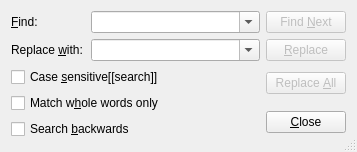
First picture: the form in src/frontends/qt4/ui/SearchUi.ui, repository cburschka/lyx, before the edit.
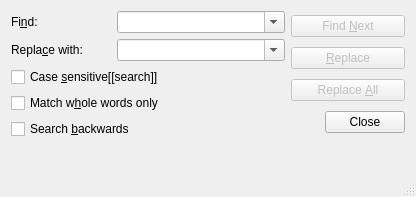
Second picture: the form after the edit.

Commit message: QDialogButtonBox for the remaining dialogs.

Diff of the .ui file:
```diff
--- a/src/frontends/qt4/ui/SearchUi.ui
+++ b/src/frontends/qt4/ui/SearchUi.ui
@@ -5,8 +5,8 @@
    <rect>
     <x>0</x>
     <y>0</y>
-    <width>357</width>
-    <height>152</height>
+    <width>416</width>
+    <height>197</height>
    </rect>
   </property>
   <property name="windowTitle">
@@ -15,24 +15,18 @@
   <property name="sizeGripEnabled">
    <bool>true</bool>
   </property>
-  <layout class="QGridLayout">
-   <property name="margin">
-    <number>11</number>
-   </property>
-   <property name="spacing">
-    <number>6</number>
-   </property>
+  <layout class="QGridLayout" name="gridLayout">
    <item row="0" column="0">
     <widget class="QLabel" name="findLA">
      <property name="text">
-      <string>&amp;Find:</string>
+      <string>Fi&amp;nd:</string>
      </property>
      <property name="buddy">
       <cstring>findCO</cstring>
      </property>
     </widget>
    </item>
-   <item row="0" column="1" colspan="2">
+   <item row="0" column="2" colspan="2">
     <widget class="QComboBox" name="findCO">
      <property name="sizePolicy">
       <sizepolicy hsizetype="MinimumExpanding" vsizetype="Fixed">
@@ -60,17 +54,61 @@
      </property>
     </widget>
    </item>
-   <item row="1" column="0">
+   <item row="0" column="4" rowspan="5">
+    <layout class="QVBoxLayout" name="verticalLayout">
+     <item>
+      <widget class="QPushButton" name="findPB">
+       <property name="enabled">
+        <bool>false</bool>
+       </property>
+       <property name="text">
+        <string>Find &amp;Next</string>
+       </property>
+       <property name="default">
+        <bool>true</bool>
+       </property>
+      </widget>
+     </item>
+     <item>
+      <widget class="QPushButton" name="replacePB">
+       <property name="enabled">
+        <bool>false</bool>
+       </property>
+       <property name="text">
+        <string>&amp;Replace</string>
+       </property>
+      </widget>
+     </item>
+     <item>
+      <widget class="QPushButton" name="replaceallPB">
+       <property name="enabled">
+        <bool>false</bool>
+       </property>
+       <property name="text">
+        <string>Replace &amp;All</string>
+       </property>
+      </widget>
+     </item>
+     <item>
+      <widget class="QDialogButtonBox" name="buttonBox">
+       <property name="standardButtons">
+        <set>QDialogButtonBox::Close</set>
+       </property>
+      </widget>
+     </item>
+    </layout>
+   </item>
+   <item row="1" column="0" colspan="2">
     <widget class="QLabel" name="replaceLA">
      <property name="text">
-      <string>Replace &amp;with:</string>
+      <string>Repla&amp;ce with:</string>
      </property>
      <property name="buddy">
       <cstring>replaceCO</cstring>
      </property>
     </widget>
    </item>
-   <item row="1" column="1" colspan="2">
+   <item row="1" column="2" colspan="2">
     <widget class="QComboBox" name="replaceCO">
      <property name="sizePolicy">
       <sizepolicy hsizetype="MinimumExpanding" vsizetype="Fixed">
@@ -95,114 +133,74 @@
      </property>
     </widget>
    </item>
-   <item row="2" column="0" colspan="2">
+   <item row="2" column="0" colspan="3">
     <widget class="QCheckBox" name="caseCB">
      <property name="text">
       <string>Case &amp;sensitive[[search]]</string>
      </property>
     </widget>
    </item>
-   <item row="3" column="0" rowspan="2" colspan="2">
+   <item row="2" column="3">
+    <spacer>
+     <property name="orientation">
+      <enum>Qt::Horizontal</enum>
+     </property>
+     <property name="sizeType">
+      <enum>QSizePolicy::Expanding</enum>
+     </property>
+     <property name="sizeHint" stdset="0">
+      <size>
+       <width>20</width>
+       <height>20</height>
+      </size>
+     </property>
+    </spacer>
+   </item>
+   <item row="3" column="0" colspan="3">
     <widget class="QCheckBox" name="wordsCB">
      <property name="text">
       <string>Match w&amp;hole words only</string>
      </property>
     </widget>
    </item>
-   <item row="2" column="2">
-    <spacer>
-     <property name="orientation">
-      <enum>Qt::Horizontal</enum>
-     </property>
-     <property name="sizeType">
-      <enum>QSizePolicy::Expanding</enum>
-     </property>
-     <property name="sizeHint" stdset="0">
-      <size>
-       <width>20</width>
-       <height>20</height>
-      </size>
-     </property>
-    </spacer>
-   </item>
-   <item row="6" column="0" colspan="2">
-    <spacer>
-     <property name="orientation">
-      <enum>Qt::Vertical</enum>
-     </property>
-     <property name="sizeType">
-      <enum>QSizePolicy::Expanding</enum>
-     </property>
-     <property name="sizeHint" stdset="0">
-      <size>
-       <width>20</width>
-       <height>20</height>
-      </size>
-     </property>
-    </spacer>
-   </item>
-   <item row="6" column="3">
-    <spacer>
-     <property name="orientation">
-      <enum>Qt::Vertical</enum>
-     </property>
-     <property name="sizeType">
-      <enum>QSizePolicy::Expanding</enum>
-     </property>
-     <property name="sizeHint" stdset="0">
-      <size>
-       <width>20</width>
-       <height>20</height>
-      </size>
-     </property>
-    </spacer>
-   </item>
-   <item row="0" column="3">
-    <widget class="QPushButton" name="findPB">
-     <property name="enabled">
-      <bool>false</bool>
-     </property>
-     <property name="text">
-      <string>Find &amp;Next</string>
-     </property>
-     <property name="default">
-      <bool>true</bool>
-     </property>
-    </widget>
-   </item>
-   <item row="1" column="3">
-    <widget class="QPushButton" name="replacePB">
-     <property name="enabled">
-      <bool>false</bool>
-     </property>
-     <property name="text">
-      <string>&amp;Replace</string>
-     </property>
-    </widget>
-   </item>
-   <item row="2" column="3" rowspan="2">
-    <widget class="QPushButton" name="replaceallPB">
-     <property name="enabled">
-      <bool>false</bool>
-     </property>
-     <property name="text">
-      <string>Replace &amp;All</string>
-     </property>
-    </widget>
-   </item>
-   <item row="5" column="0" colspan="2">
+   <item row="4" column="0" colspan="3">
     <widget class="QCheckBox" name="backwardsCB">
      <property name="text">
       <string>Search &amp;backwards</string>
      </property>
     </widget>
    </item>
-   <item row="4" column="3" rowspan="2">
-    <widget class="QPushButton" name="closePB">
-     <property name="text">
-      <string>&amp;Close</string>
+   <item row="5" column="1">
+    <spacer>
+     <property name="orientation">
+      <enum>Qt::Vertical</enum>
      </property>
-    </widget>
+     <property name="sizeType">
+      <enum>QSizePolicy::Expanding</enum>
+     </property>
+     <property name="sizeHint" stdset="0">
+      <size>
+       <width>20</width>
+       <height>20</height>
+      </size>
+     </property>
+    </spacer>
+   </item>
+   <item row="5" column="4">
+    <spacer>
+     <property name="orientation">
+      <enum>Qt::Vertical</enum>
+     </property>
+     <property name="sizeType">
+      <enum>QSizePolicy::Expanding</enum>
+     </property>
+     <property name="sizeHint" stdset="0">
+      <size>
+       <width>20</width>
+       <height>20</height>
+      </size>
+     </property>
+    </spacer>
    </item>
   </layout>
  </widget>
```
Left out of the diff: 2 changed lines with no effect on the pictures. The commit also changes 24 other files.
